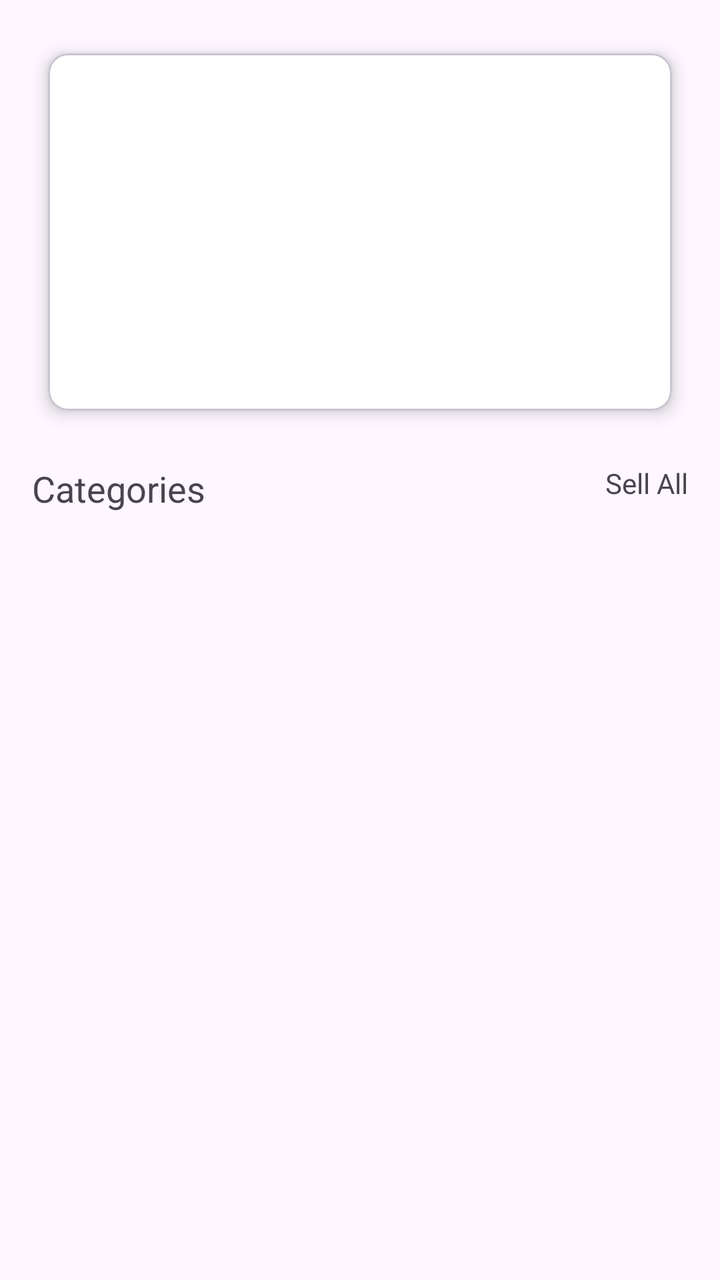
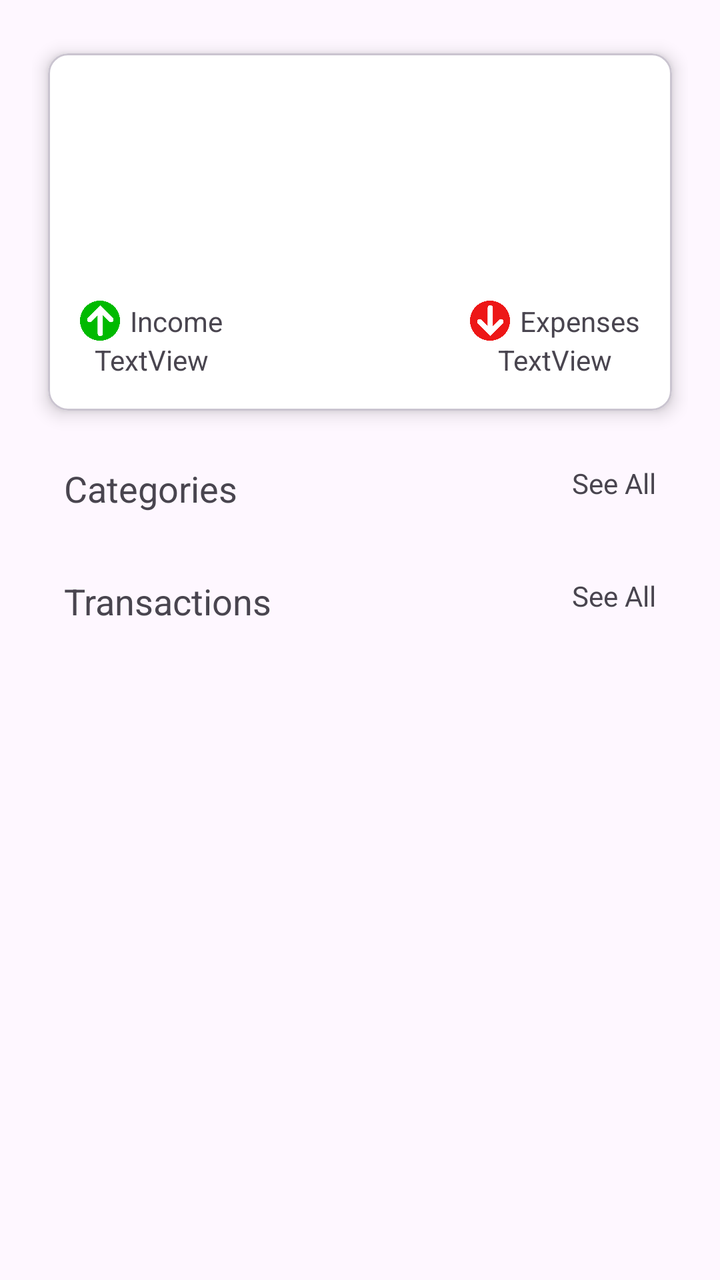

The first picture is an Android layout as it rendered before a commit; the second is the same layout after the commit. The layout source and the unified diff follow.
<!-- AndroidManifest.xml: application theme Theme.ExpenseTracker -->
<!-- res/layout/activity_main.xml -->
<?xml version="1.0" encoding="utf-8"?>
<androidx.constraintlayout.widget.ConstraintLayout xmlns:android="http://schemas.android.com/apk/res/android"
    xmlns:app="http://schemas.android.com/apk/res-auto"
    xmlns:tools="http://schemas.android.com/tools"
    android:id="@+id/main"
    android:layout_width="match_parent"
    android:layout_height="match_parent"
    android:padding="16dp"
    tools:context=".ui.home.MainActivity">

    <com.google.android.material.card.MaterialCardView
        android:id="@+id/materialCardView"
        android:layout_width="match_parent"
        android:layout_height="200dp"
        app:cardBackgroundColor="@color/white"
        app:cardCornerRadius="10dp"
        app:cardElevation="5dp"
        app:cardUseCompatPadding="true"
        app:layout_constraintEnd_toEndOf="parent"
        app:layout_constraintStart_toStartOf="parent"
        app:layout_constraintTop_toTopOf="parent">


    </com.google.android.material.card.MaterialCardView>

    <TextView
        android:id="@+id/textView"
        android:layout_width="wrap_content"
        android:layout_height="wrap_content"
        android:layout_marginTop="16dp"
        android:textSize="18sp"
        android:text="Categories"
        app:layout_constraintStart_toStartOf="parent"
        app:layout_constraintTop_toBottomOf="@+id/materialCardView" />

    <TextView
        android:id="@+id/textView2"
        android:layout_width="wrap_content"
        android:layout_height="wrap_content"
        android:layout_marginTop="16dp"
        android:text="Sell All"
        app:layout_constraintEnd_toEndOf="parent"
        app:layout_constraintTop_toBottomOf="@+id/materialCardView" />

    <androidx.recyclerview.widget.RecyclerView
        android:layout_width="0dp"
        android:layout_height="wrap_content"
        android:layout_marginTop="16dp"
        app:layout_constraintEnd_toEndOf="parent"
        app:layout_constraintStart_toStartOf="parent"
        app:layout_constraintTop_toBottomOf="@+id/textView" />


</androidx.constraintlayout.widget.ConstraintLayout>
<!-- resources referenced by this layout -->
<resources>
  <color name="white">#FFFFFFFF</color>
  <style name="Theme.ExpenseTracker" parent="Base.Theme.ExpenseTracker" />
  <style name="Base.Theme.ExpenseTracker" parent="Theme.Material3.DayNight.NoActionBar">
          
          
      </style>
</resources>

<!-- the commit's change to res/layout/activity_main.xml (unified diff, before → after) -->
@@ -20,35 +20,134 @@
         app:layout_constraintStart_toStartOf="parent"
         app:layout_constraintTop_toTopOf="parent">
 
+        <androidx.constraintlayout.widget.ConstraintLayout
+            android:layout_width="match_parent"
+            android:layout_height="match_parent"
+            android:padding="16dp">
+
+            <TextView
+                android:id="@+id/textView7"
+                android:layout_width="0dp"
+                android:layout_height="wrap_content"
+                android:layout_marginStart="5dp"
+                android:text="Income"
+                android:textAlignment="center"
+                app:layout_constraintBottom_toBottomOf="@+id/imageView3"
+                app:layout_constraintStart_toEndOf="@+id/imageView3"
+                app:layout_constraintTop_toTopOf="@+id/imageView3" />
+
+            <TextView
+                android:id="@+id/textView2"
+                android:layout_width="wrap_content"
+                android:layout_height="wrap_content"
+                android:text="Expenses"
+                app:layout_constraintBottom_toBottomOf="@+id/imageView4"
+                app:layout_constraintEnd_toEndOf="parent"
+                app:layout_constraintTop_toTopOf="@+id/imageView4" />
+
+            <TextView
+                android:id="@+id/txtIncomeAmountSum"
+                android:layout_width="0dp"
+                android:layout_height="wrap_content"
+                android:text="TextView"
+                android:textAlignment="center"
+                app:layout_constraintBottom_toBottomOf="parent"
+                app:layout_constraintEnd_toEndOf="@+id/textView7"
+                app:layout_constraintStart_toStartOf="@+id/imageView3" />
+
+            <TextView
+                android:id="@+id/txtExpenseAmountSum"
+                android:layout_width="0dp"
+                android:layout_height="wrap_content"
+                android:text="TextView"
+                android:textAlignment="center"
+                app:layout_constraintBottom_toBottomOf="parent"
+                app:layout_constraintEnd_toEndOf="@+id/textView2"
+                app:layout_constraintStart_toStartOf="@+id/imageView4" />
+
+            <ImageView
+                android:id="@+id/imageView3"
+                android:layout_width="20dp"
+                android:layout_height="20dp"
+                app:layout_constraintBottom_toTopOf="@+id/txtIncomeAmountSum"
+                app:layout_constraintStart_toStartOf="parent"
+                app:srcCompat="@drawable/ic_income" />
+
+            <ImageView
+                android:id="@+id/imageView4"
+                android:layout_width="20dp"
+                android:layout_height="20dp"
+                android:layout_marginEnd="5dp"
+                app:layout_constraintBottom_toTopOf="@+id/txtExpenseAmountSum"
+                app:layout_constraintEnd_toStartOf="@+id/textView2"
+                app:srcCompat="@drawable/ic_expense" />
+        </androidx.constraintlayout.widget.ConstraintLayout>
+
 
     </com.google.android.material.card.MaterialCardView>
 
     <TextView
         android:id="@+id/textView"
-        android:layout_width="wrap_content"
+        android:layout_width="0dp"
         android:layout_height="wrap_content"
+        android:layout_marginStart="16dp"
         android:layout_marginTop="16dp"
+        android:text="Categories"
         android:textSize="18sp"
-        android:text="Categories"
         app:layout_constraintStart_toStartOf="parent"
         app:layout_constraintTop_toBottomOf="@+id/materialCardView" />
 
     <TextView
-        android:id="@+id/textView2"
-        android:layout_width="wrap_content"
+        android:id="@+id/txtSeeAllCategory"
+        android:layout_width="0dp"
         android:layout_height="wrap_content"
         android:layout_marginTop="16dp"
-        android:text="Sell All"
+        android:layout_marginEnd="16dp"
+        android:text="See All"
         app:layout_constraintEnd_toEndOf="parent"
         app:layout_constraintTop_toBottomOf="@+id/materialCardView" />
 
     <androidx.recyclerview.widget.RecyclerView
+        android:id="@+id/rvCategory"
         android:layout_width="0dp"
         android:layout_height="wrap_content"
+        android:layout_marginStart="16dp"
         android:layout_marginTop="16dp"
+        android:layout_marginEnd="16dp"
         app:layout_constraintEnd_toEndOf="parent"
         app:layout_constraintStart_toStartOf="parent"
         app:layout_constraintTop_toBottomOf="@+id/textView" />
 
+    <TextView
+        android:id="@+id/textView3"
+        android:layout_width="wrap_content"
+        android:layout_height="wrap_content"
+        android:layout_marginStart="16dp"
+        android:layout_marginTop="16dp"
+        android:text="Transactions"
+        android:textSize="18sp"
+        app:layout_constraintStart_toStartOf="parent"
+        app:layout_constraintTop_toBottomOf="@+id/rvCategory" />
+
+    <TextView
+        android:id="@+id/txtSeeAllTransaction"
+        android:layout_width="wrap_content"
+        android:layout_height="wrap_content"
+        android:layout_marginTop="16dp"
+        android:layout_marginEnd="16dp"
+        android:text="See All"
+        app:layout_constraintEnd_toEndOf="parent"
+        app:layout_constraintTop_toBottomOf="@+id/rvCategory" />
+
+    <androidx.recyclerview.widget.RecyclerView
+        android:layout_width="match_parent"
+        android:layout_height="wrap_content"
+        android:layout_marginStart="16dp"
+        android:layout_marginTop="16dp"
+        android:layout_marginEnd="16dp"
+        app:layout_constraintEnd_toEndOf="parent"
+        app:layout_constraintStart_toStartOf="parent"
+        app:layout_constraintTop_toBottomOf="@+id/textView3" />
+
 
 </androidx.constraintlayout.widget.ConstraintLayout>
<!-- resource entries referenced after the edit -->
@@ -1,6 +1,8 @@
 <!-- resources referenced by this layout -->
 <resources>
   <color name="white">#FFFFFFFF</color>
+  <!-- drawable ic_expense: png bitmap (drawable-nodpi, 18299 bytes) -->
+  <!-- drawable ic_income: png bitmap (drawable-nodpi, 15471 bytes) -->
   <style name="Theme.ExpenseTracker" parent="Base.Theme.ExpenseTracker" />
   <style name="Base.Theme.ExpenseTracker" parent="Theme.Material3.DayNight.NoActionBar">
           
